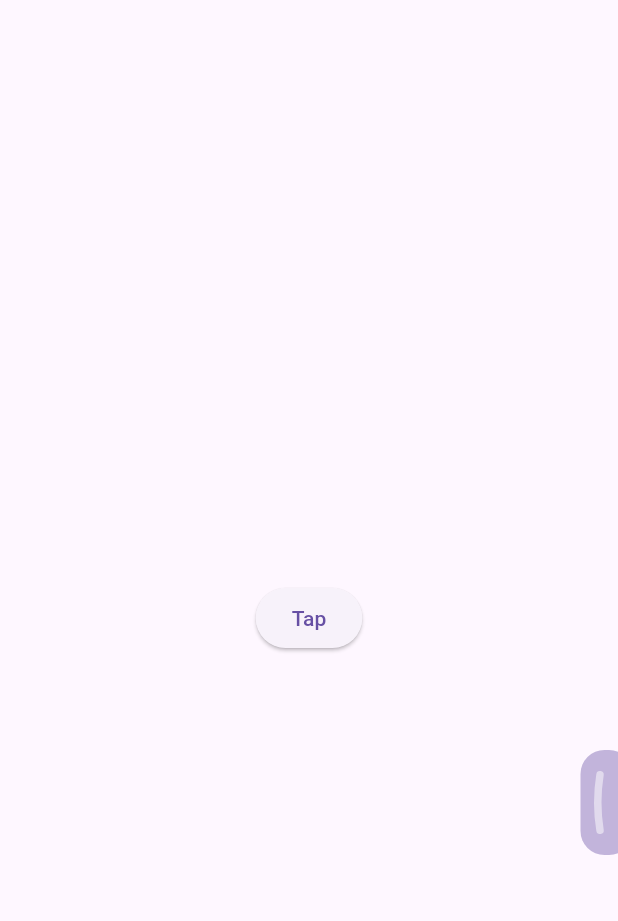
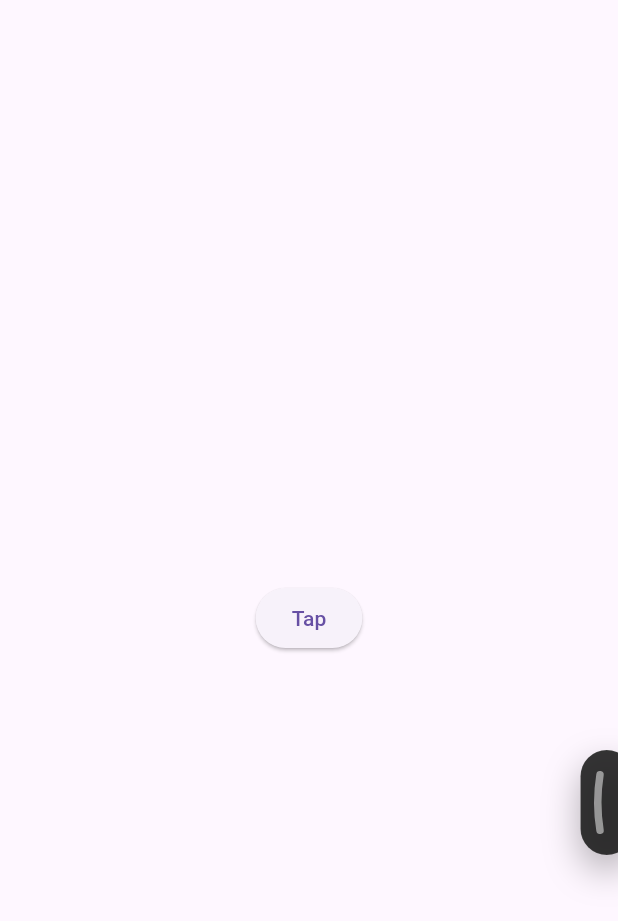
Before and after one commit to yelmuratoff/draggable_panel, a Flutter app: the screen it shows after launch, on a phone screen of 412 x 824 dp. Shown: the top 921 px of the screen. Run offline on Flutter 3.47's test engine with Material 3 defaults, Android fonts, the phone set to English and light mode, and no system bars; project files that could hold a hidden picture were left out.

Commit message:
feat: Enable DraggablePanelTheme in the example app and set the panel border width to 0.

```diff
--- a/example/lib/main.dart
+++ b/example/lib/main.dart
@@ -62,25 +62,26 @@ class _AppState extends State<App> {
           visible: isEnabled,
           replacement: child!,
           child: DraggablePanel(
-            // theme: DraggablePanelTheme(
-            //   panelBackgroundColor:
-            //       const Color(0xFF1E1E1E).withValues(alpha: 0.9),
-            //   panelBorderRadius: BorderRadius.circular(24),
-            //   panelBorder: Border.all(
-            //     color: Colors.white.withValues(alpha: 0.1),
-            //   ),
-            //   panelItemColor: Colors.white,
-            //   draggableButtonColor:
-            //       const Color(0xFF1E1E1E).withValues(alpha: 0.9),
-            //   foregroundColor: Colors.black,
-            //   panelBoxShadow: [
-            //     BoxShadow(
-            //       color: Colors.black.withValues(alpha: 0.3),
-            //       blurRadius: 20,
-            //       offset: const Offset(0, 10),
-            //     ),
-            //   ],
-            // ),
+            theme: DraggablePanelTheme(
+              panelBackgroundColor:
+                  const Color(0xFF1E1E1E).withValues(alpha: 0.9),
+              panelBorderRadius: BorderRadius.circular(24),
+              panelBorder: Border.all(
+                color: Colors.white.withValues(alpha: 0.1),
+                width: 0,
+              ),
+              panelItemColor: Colors.white,
+              draggableButtonColor:
+                  const Color(0xFF1E1E1E).withValues(alpha: 0.9),
+              foregroundColor: Colors.black,
+              panelBoxShadow: [
+                BoxShadow(
+                  color: Colors.black.withValues(alpha: 0.3),
+                  blurRadius: 20,
+                  offset: const Offset(0, 10),
+                ),
+              ],
+            ),
             items: [
               DraggablePanelItem(
                 enableBadge: false,
@@ -195,21 +196,6 @@ class _AppState extends State<App> {
                 label: 'Push token',
                 description: 'This is a push token button',
               ),
-              // (
-              //   icon: Icons.copy,
-              //   onTap: (context) {},
-              //   label: 'Push token',
-              // ),
-              // (
-              //   icon: Icons.copy,
-              //   onTap: (context) {},
-              //   label: 'Push token',
-              // ),
-              // (
-              //   icon: Icons.copy,
-              //   onTap: (context) {},
-              //   label: 'Push token',
-              // ),
             ],
             controller: controller,
             child: child,
```
